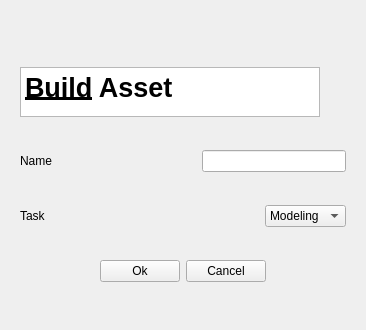
Before: the Qt Designer form pipeline/ui/qt/window.ui in Ayaee/pipeline, drawn with Qt 5.
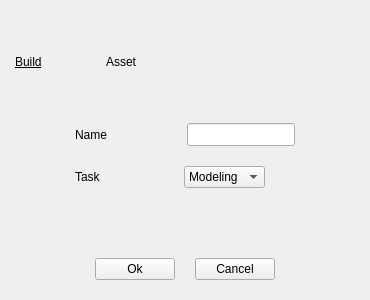
After: the same form once the commit is applied.

```diff
--- a/pipeline/ui/qt/window.ui
+++ b/pipeline/ui/qt/window.ui
@@ -6,57 +6,102 @@
    <rect>
     <x>0</x>
     <y>0</y>
-    <width>362</width>
-    <height>330</height>
+    <width>350</width>
+    <height>300</height>
    </rect>
   </property>
+  <property name="minimumSize">
+   <size>
+    <width>0</width>
+    <height>0</height>
+   </size>
+  </property>
+  <property name="maximumSize">
+   <size>
+    <width>352</width>
+    <height>300</height>
+   </size>
+  </property>
   <property name="windowTitle">
    <string>Tool Pipeline</string>
   </property>
   <widget class="QWidget" name="centralwidget">
+   <property name="minimumSize">
+    <size>
+     <width>0</width>
+     <height>0</height>
+    </size>
+   </property>
    <layout class="QVBoxLayout" name="verticalLayout">
+    <property name="spacing">
+     <number>20</number>
+    </property>
     <property name="leftMargin">
-     <number>20</number>
+     <number>15</number>
     </property>
     <property name="topMargin">
-     <number>40</number>
+     <number>20</number>
     </property>
     <property name="rightMargin">
-     <number>20</number>
+     <number>15</number>
     </property>
     <property name="bottomMargin">
      <number>20</number>
     </property>
     <item>
-     <widget class="QTextBrowser" name="buildAsset">
-      <property name="maximumSize">
-       <size>
-        <width>300</width>
-        <height>50</height>
-       </size>
-      </property>
-      <property name="sizeIncrement">
-       <size>
-        <width>0</width>
-        <height>500</height>
-       </size>
-      </property>
-      <property name="html">
-       <string>&lt;!DOCTYPE HTML PUBLIC &quot;-//W3C//DTD HTML 4.0//EN&quot; &quot;http://www.w3.org/TR/REC-html40/strict.dtd&quot;&gt;
-&lt;html&gt;&lt;head&gt;&lt;meta name=&quot;qrichtext&quot; content=&quot;1&quot; /&gt;&lt;style type=&quot;text/css&quot;&gt;
-p, li { white-space: pre-wrap; }
-&lt;/style&gt;&lt;/head&gt;&lt;body style=&quot; font-family:'MS Shell Dlg 2'; font-size:8.25pt; font-weight:400; font-style:normal;&quot;&gt;
-&lt;p style=&quot; margin-top:0px; margin-bottom:0px; margin-left:0px; margin-right:0px; -qt-block-indent:0; text-indent:0px;&quot;&gt;&lt;span style=&quot; font-size:20pt; font-weight:600; text-decoration: underline;&quot;&gt;Build&lt;/span&gt;&lt;span style=&quot; font-size:20pt; font-weight:600;&quot;&gt; Asset&lt;/span&gt;&lt;/p&gt;&lt;/body&gt;&lt;/html&gt;</string>
-      </property>
-     </widget>
+     <layout class="QHBoxLayout" name="horizontalLayout">
+      <item>
+       <widget class="QLabel" name="task_2">
+        <property name="maximumSize">
+         <size>
+          <width>71</width>
+          <height>16777215</height>
+         </size>
+        </property>
+        <property name="styleSheet">
+         <string notr="true">font: 25pt &quot;MS Shell Dlg 2&quot;;
+text-decoration: underline;</string>
+        </property>
+        <property name="text">
+         <string>Build</string>
+        </property>
+       </widget>
+      </item>
+      <item>
+       <widget class="QLabel" name="label">
+        <property name="styleSheet">
+         <string notr="true">font: 25pt &quot;MS Shell Dlg 2&quot;;</string>
+        </property>
+        <property name="text">
+         <string>Asset</string>
+        </property>
+       </widget>
+      </item>
+     </layout>
     </item>
     <item>
      <layout class="QHBoxLayout" name="layoutName">
       <property name="topMargin">
        <number>0</number>
       </property>
+      <item>
+       <spacer name="horizontalSpacer">
+        <property name="orientation">
+         <enum>Qt::Horizontal</enum>
+        </property>
+        <property name="sizeHint" stdset="0">
+         <size>
+          <width>50</width>
+          <height>20</height>
+         </size>
+        </property>
+       </spacer>
+      </item>
       <item>
        <widget class="QLabel" name="name">
+        <property name="styleSheet">
+         <string notr="true">font: 12pt &quot;MS Shell Dlg 2&quot;;</string>
+        </property>
         <property name="text">
          <string>Name</string>
         </property>
@@ -76,7 +121,39 @@
        </spacer>
       </item>
       <item>
-       <widget class="QLineEdit" name="lineEdit"/>
+       <widget class="QLineEdit" name="entry">
+        <property name="enabled">
+         <bool>true</bool>
+        </property>
+        <property name="minimumSize">
+         <size>
+          <width>50</width>
+          <height>0</height>
+         </size>
+        </property>
+        <property name="maximumSize">
+         <size>
+          <width>150</width>
+          <height>23</height>
+         </size>
+        </property>
+        <property name="styleSheet">
+         <string notr="true">font: 12pt &quot;MS Shell Dlg 2&quot;;</string>
+        </property>
+       </widget>
+      </item>
+      <item>
+       <spacer name="horizontalSpacer_2">
+        <property name="orientation">
+         <enum>Qt::Horizontal</enum>
+        </property>
+        <property name="sizeHint" stdset="0">
+         <size>
+          <width>40</width>
+          <height>20</height>
+         </size>
+        </property>
+       </spacer>
       </item>
      </layout>
     </item>
@@ -85,8 +162,30 @@
       <property name="topMargin">
        <number>0</number>
       </property>
+      <item>
+       <spacer name="horizontalSpacer_3">
+        <property name="orientation">
+         <enum>Qt::Horizontal</enum>
+        </property>
+        <property name="sizeHint" stdset="0">
+         <size>
+          <width>30</width>
+          <height>20</height>
+         </size>
+        </property>
+       </spacer>
+      </item>
       <item>
        <widget class="QLabel" name="task">
+        <property name="minimumSize">
+         <size>
+          <width>30</width>
+          <height>0</height>
+         </size>
+        </property>
+        <property name="styleSheet">
+         <string notr="true">font: 12pt &quot;MS Shell Dlg 2&quot;;</string>
+        </property>
         <property name="text">
          <string>Task</string>
         </property>
@@ -99,7 +198,7 @@
         </property>
         <property name="sizeHint" stdset="0">
          <size>
-          <width>40</width>
+          <width>50</width>
           <height>20</height>
          </size>
         </property>
@@ -107,6 +206,9 @@
       </item>
       <item>
        <widget class="QComboBox" name="choose">
+        <property name="styleSheet">
+         <string notr="true">font: 10pt &quot;MS Shell Dlg 2&quot;;</string>
+        </property>
         <item>
          <property name="text">
           <string>Modeling</string>
@@ -124,6 +226,19 @@
         </item>
        </widget>
       </item>
+      <item>
+       <spacer name="horizontalSpacer_4">
+        <property name="orientation">
+         <enum>Qt::Horizontal</enum>
+        </property>
+        <property name="sizeHint" stdset="0">
+         <size>
+          <width>90</width>
+          <height>20</height>
+         </size>
+        </property>
+       </spacer>
+      </item>
      </layout>
     </item>
     <item>
@@ -132,13 +247,16 @@
        <number>80</number>
       </property>
       <property name="topMargin">
-       <number>0</number>
+       <number>50</number>
       </property>
       <property name="rightMargin">
        <number>80</number>
       </property>
       <item>
        <widget class="QPushButton" name="ok">
+        <property name="styleSheet">
+         <string notr="true">font: 10pt &quot;MS Shell Dlg 2&quot;;</string>
+        </property>
         <property name="text">
          <string>Ok</string>
         </property>
@@ -159,6 +277,9 @@
       </item>
       <item>
        <widget class="QPushButton" name="cancel">
+        <property name="styleSheet">
+         <string notr="true">font: 10pt &quot;MS Shell Dlg 2&quot;;</string>
+        </property>
         <property name="text">
          <string>Cancel</string>
         </property>
```
